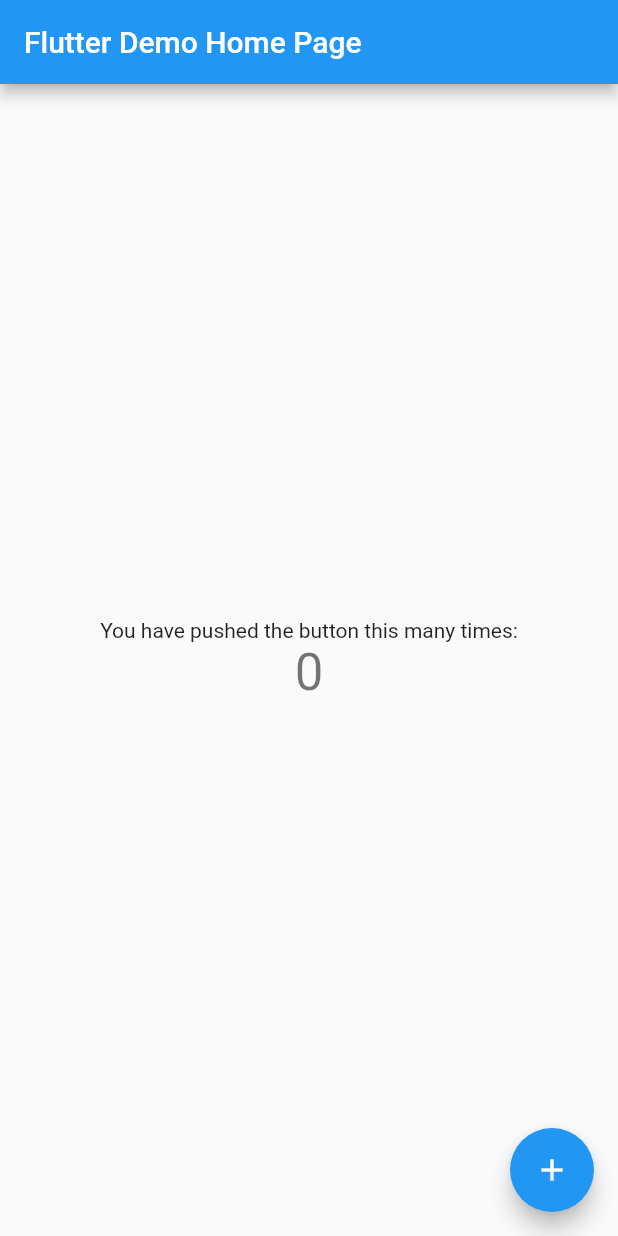
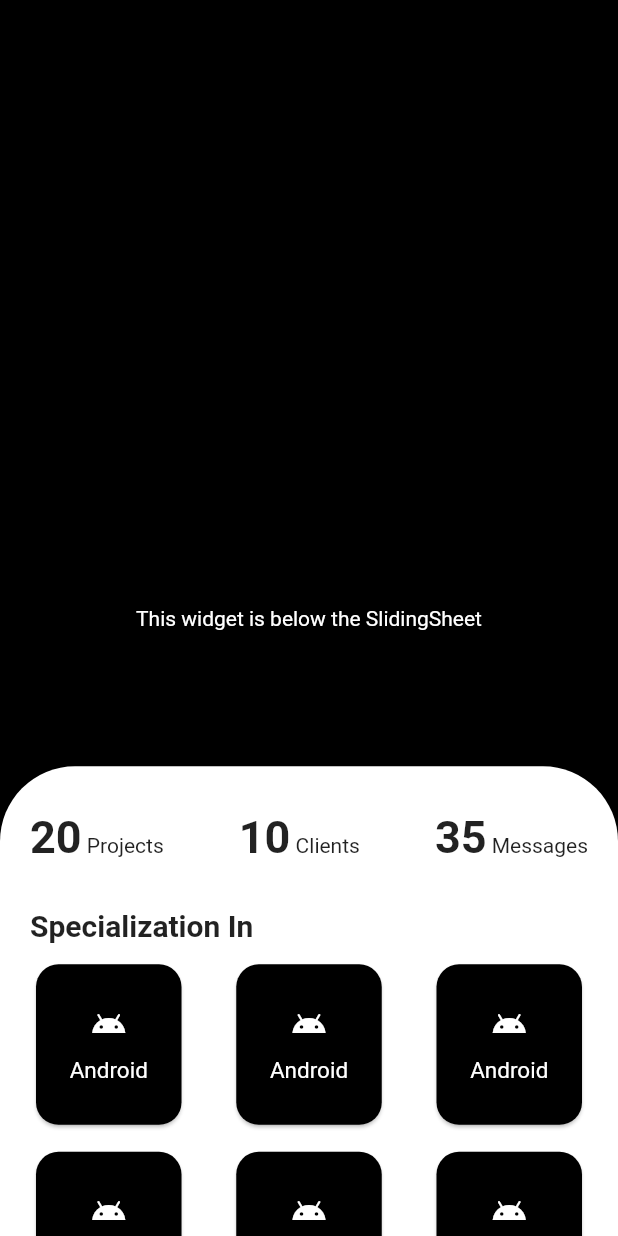
Before and after one commit to ankitpsamrat/Flutter-portfolio, a Flutter app: the screen it shows after launch, on a phone screen of 412 x 824 dp. Run offline on Flutter 3.47's test engine with Material 2 defaults, Android fonts, the phone set to English and light mode, and no system bars; drawn by our look-alikes of sliding_sheet.

Commit message:
first commit

```diff
--- a/analysis_options.yaml
+++ b/analysis_options.yaml
@@ -22,7 +22,9 @@ linter:
   # `// ignore_for_file: name_of_lint` syntax on the line or in the file
   # producing the lint.
   rules:
-    # avoid_print: false  # Uncomment to disable the `avoid_print` rule
+    prefer_const_constructors: false
+    use_key_in_widget_constructors: false
+    avoid_print: false  # Uncomment to disable the `avoid_print` rule
     # prefer_single_quotes: true  # Uncomment to enable the `prefer_single_quotes` rule
 
 # Additional information about this file can be found at
--- /dev/null
+++ b/lib/home.dart
@@ -0,0 +1,161 @@
+import 'package:flutter/material.dart';
+import 'package:sliding_sheet/sliding_sheet.dart';
+
+class Home extends StatefulWidget {
+  const Home({Key? key}) : super(key: key);
+
+  @override
+  State<Home> createState() => _HomeState();
+}
+
+class _HomeState extends State<Home> {
+  //
+  //
+
+  myAchive(nums, type) {
+    return Row(
+      children: [
+        Text(
+          nums,
+          style: TextStyle(
+            fontSize: 30,
+            fontWeight: FontWeight.bold,
+          ),
+        ),
+        Container(
+          margin: EdgeInsets.only(top: 10),
+          child: Text(type),
+        ),
+      ],
+    );
+  }
+
+  mySpec(icon, tech) {
+    return Container(
+      width: 105,
+      height: 115,
+      margin: EdgeInsets.all(0),
+      child: Card(
+        color: Colors.black,
+        shape: RoundedRectangleBorder(
+          borderRadius: BorderRadius.circular(15),
+        ),
+        child: Container(
+          child: Column(
+            mainAxisAlignment: MainAxisAlignment.center,
+            children: [
+              Icon(
+                icon,
+                color: Colors.white,
+              ),
+              SizedBox(height: 10),
+              Text(
+                tech,
+                style: TextStyle(
+                  color: Colors.white,
+                  fontSize: 15,
+                ),
+              ),
+            ],
+          ),
+        ),
+      ),
+    );
+  }
+
+  @override
+  Widget build(BuildContext context) {
+    return Scaffold(
+      backgroundColor: Colors.black,
+      extendBodyBehindAppBar: true,
+      appBar: AppBar(
+        elevation: 0,
+        backgroundColor: Colors.transparent,
+      ),
+      body: SlidingSheet(
+        elevation: 8,
+        cornerRadius: 50,
+        snapSpec: const SnapSpec(
+          // Enable snapping. This is true by default.
+          snap: true,
+          // Set custom snapping points.
+          snappings: [0.38, 0.7, 1.0],
+          // Define to what the snappings relate to. In this case,
+          // the total available space that the sheet can expand to.
+          positioning: SnapPositioning.relativeToAvailableSpace,
+        ),
+        // The body widget will be displayed under the SlidingSheet
+        // and a parallax effect can be applied to it.
+        body: Center(
+          child: Text(
+            'This widget is below the SlidingSheet',
+            style: TextStyle(
+              color: Colors.white,
+            ),
+          ),
+        ),
+        builder: (context, state) {
+          // This is the content of the sheet that will get
+          // scrolled, if the content is bigger than the available
+          // height of the sheet.
+          return Container(
+            margin: EdgeInsets.only(left: 20, right: 20, top: 30),
+            height: 500,
+            child: Column(
+              crossAxisAlignment: CrossAxisAlignment.start,
+              children: [
+                Row(
+                  mainAxisAlignment: MainAxisAlignment.spaceBetween,
+                  children: [
+                    myAchive('20', ' Projects'),
+                    myAchive('10', ' Clients'),
+                    myAchive('35', ' Messages'),
+                  ],
+                ),
+                SizedBox(height: 30),
+                Text(
+                  'Specialization In',
+                  style: TextStyle(
+                    fontSize: 20,
+                    fontWeight: FontWeight.bold,
+                  ),
+                ),
+                SizedBox(height: 10),
+                Column(
+                  children: [
+                    Row(
+                      mainAxisAlignment: MainAxisAlignment.spaceBetween,
+                      children: [
+                        mySpec(Icons.android, 'Android'),
+                        mySpec(Icons.android, 'Android'),
+                        mySpec(Icons.android, 'Android'),
+                      ],
+                    ),
+                    SizedBox(height: 10),
+                    Row(
+                      mainAxisAlignment: MainAxisAlignment.spaceBetween,
+                      children: [
+                        mySpec(Icons.android, 'Android'),
+                        mySpec(Icons.android, 'Android'),
+                        mySpec(Icons.android, 'Android'),
+                      ],
+                    ),
+                    SizedBox(height: 10),
+                    Row(
+                      mainAxisAlignment: MainAxisAlignment.spaceBetween,
+                      children: [
+                        mySpec(Icons.android, 'Android'),
+                        mySpec(Icons.android, 'Android'),
+                        mySpec(Icons.android, 'Android'),
+                      ],
+                    ),
+                  ],
+                ),
+              ],
+            ),
+          );
+        },
+      ),
+    );
+  }
+}
--- a/lib/main.dart
+++ b/lib/main.dart
@@ -1,4 +1,5 @@
 import 'package:flutter/material.dart';
+import 'package:myport2/home.dart';
 
 void main() {
   runApp(const MyApp());
@@ -7,109 +8,15 @@ void main() {
 class MyApp extends StatelessWidget {
   const MyApp({Key? key}) : super(key: key);
 
-  // This widget is the root of your application.
   @override
   Widget build(BuildContext context) {
     return MaterialApp(
+      debugShowCheckedModeBanner: false,
       title: 'Flutter Demo',
       theme: ThemeData(
-        // This is the theme of your application.
-        //
-        // Try running your application with "flutter run". You'll see the
-        // application has a blue toolbar. Then, without quitting the app, try
-        // changing the primarySwatch below to Colors.green and then invoke
-        // "hot reload" (press "r" in the console where you ran "flutter run",
-        // or simply save your changes to "hot reload" in a Flutter IDE).
-        // Notice that the counter didn't reset back to zero; the application
-        // is not restarted.
         primarySwatch: Colors.blue,
       ),
-      home: const MyHomePage(title: 'Flutter Demo Home Page'),
+      home: Home(),
     );
   }
 }
-
-class MyHomePage extends StatefulWidget {
-  const MyHomePage({Key? key, required this.title}) : super(key: key);
-
-  // This widget is the home page of your application. It is stateful, meaning
-  // that it has a State object (defined below) that contains fields that affect
-  // how it looks.
-
-  // This class is the configuration for the state. It holds the values (in this
-  // case the title) provided by the parent (in this case the App widget) and
-  // used by the build method of the State. Fields in a Widget subclass are
-  // always marked "final".
-
-  final String title;
-
-  @override
-  State<MyHomePage> createState() => _MyHomePageState();
-}
-
-class _MyHomePageState extends State<MyHomePage> {
-  int _counter = 0;
-
-  void _incrementCounter() {
-    setState(() {
-      // This call to setState tells the Flutter framework that something has
-      // changed in this State, which causes it to rerun the build method below
-      // so that the display can reflect the updated values. If we changed
-      // _counter without calling setState(), then the build method would not be
-      // called again, and so nothing would appear to happen.
-      _counter++;
-    });
-  }
-
-  @override
-  Widget build(BuildContext context) {
-    // This method is rerun every time setState is called, for instance as done
-    // by the _incrementCounter method above.
-    //
-    // The Flutter framework has been optimized to make rerunning build methods
-    // fast, so that you can just rebuild anything that needs updating rather
-    // than having to individually change instances of widgets.
-    return Scaffold(
-      appBar: AppBar(
-        // Here we take the value from the MyHomePage object that was created by
-        // the App.build method, and use it to set our appbar title.
-        title: Text(widget.title),
-      ),
-      body: Center(
-        // Center is a layout widget. It takes a single child and positions it
-        // in the middle of the parent.
-        child: Column(
-          // Column is also a layout widget. It takes a list of children and
-          // arranges them vertically. By default, it sizes itself to fit its
-          // children horizontally, and tries to be as tall as its parent.
-          //
-          // Invoke "debug painting" (press "p" in the console, choose the
-          // "Toggle Debug Paint" action from the Flutter Inspector in Android
-          // Studio, or the "Toggle Debug Paint" command in Visual Studio Code)
-          // to see the wireframe for each widget.
-          //
-          // Column has various properties to control how it sizes itself and
-          // how it positions its children. Here we use mainAxisAlignment to
-          // center the children vertically; the main axis here is the vertical
-          // axis because Columns are vertical (the cross axis would be
-          // horizontal).
-          mainAxisAlignment: MainAxisAlignment.center,
-          children: <Widget>[
-            const Text(
-              'You have pushed the button this many times:',
-            ),
-            Text(
-              '$_counter',
-              style: Theme.of(context).textTheme.headline4,
-            ),
-          ],
-        ),
-      ),
-      floatingActionButton: FloatingActionButton(
-        onPressed: _incrementCounter,
-        tooltip: 'Increment',
-        child: const Icon(Icons.add),
-      ), // This trailing comma makes auto-formatting nicer for build methods.
-    );
-  }
-}
```
Also changed, not shown: pubspec.yaml (+4 -12 lines), pubspec.lock.
